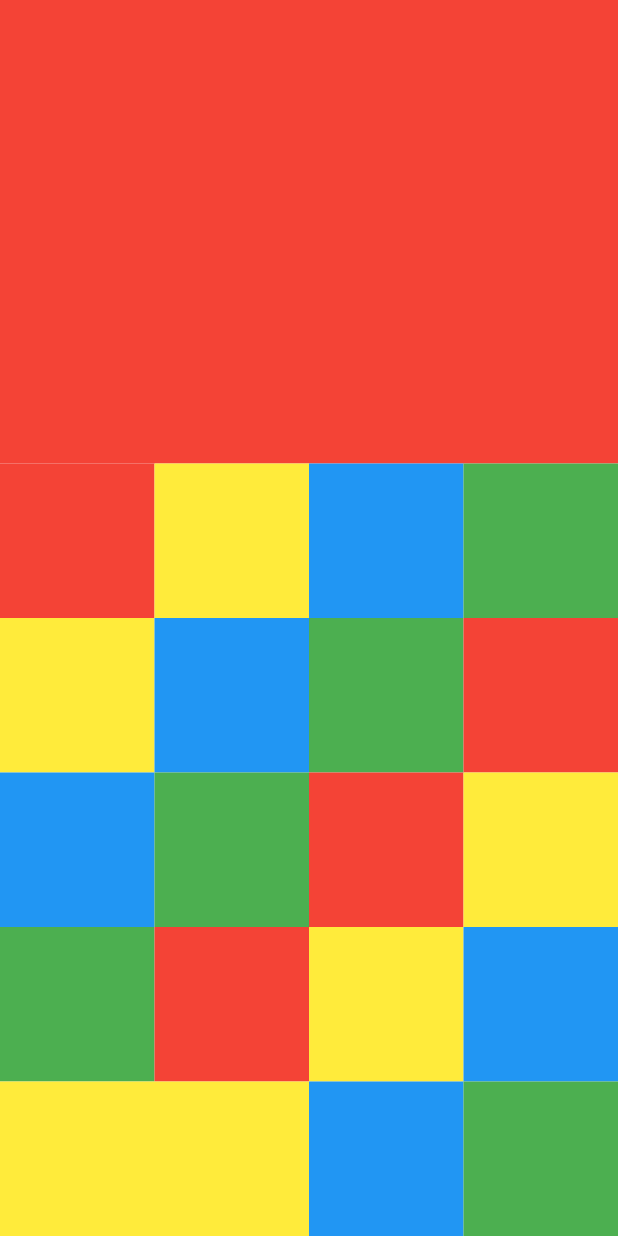
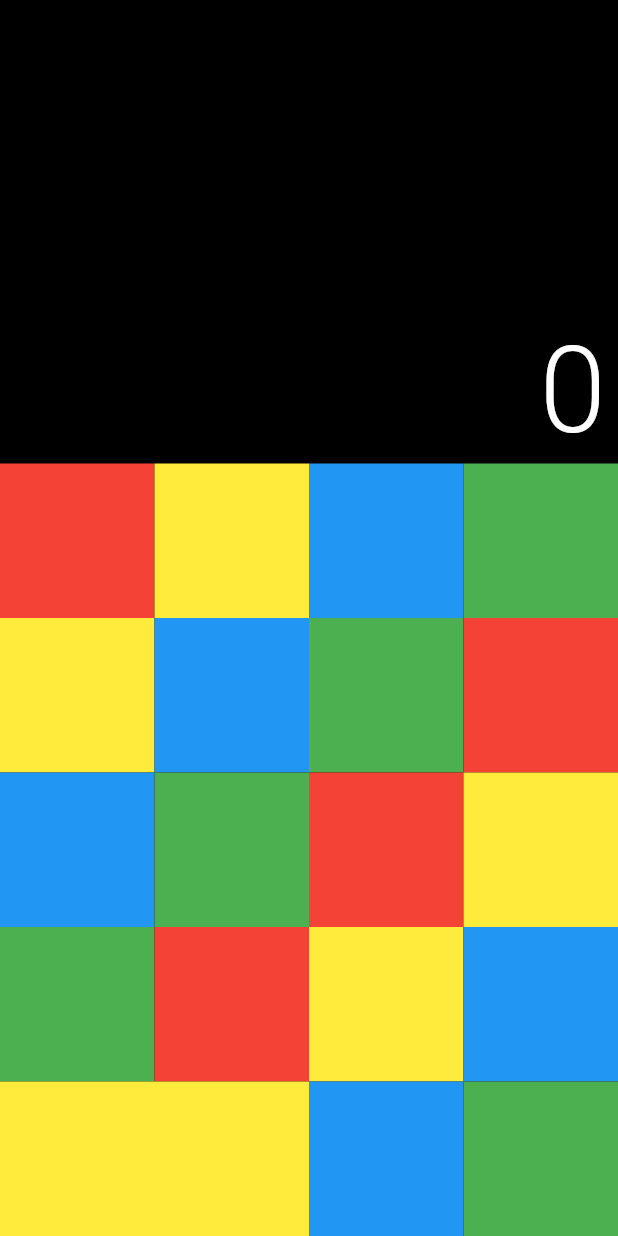
Before and after one commit to daduam/calculator, a Flutter app: the screen it shows after launch, on a phone screen of 412 x 824 dp. Run offline on Flutter 3.47's test engine with Material 2 defaults, Android fonts, the phone set to English and light mode, and no system bars; missing offline and left inert: spannable_grid.

Commit message:
style calculator text display (#9)

```diff
--- a/lib/pages/home/home.dart
+++ b/lib/pages/home/home.dart
@@ -8,14 +8,27 @@ class HomePage extends StatelessWidget {
   @override
   Widget build(BuildContext context) {
     return Scaffold(
+      backgroundColor: Colors.black,
       body: Column(
-        mainAxisAlignment: MainAxisAlignment.spaceEvenly,
         crossAxisAlignment: CrossAxisAlignment.stretch,
         children: [
           Expanded(
-            flex: 3,
+            flex: 2,
+            child: Container(),
+          ),
+          Expanded(
             child: Container(
-              decoration: BoxDecoration(color: Colors.red),
+              margin: EdgeInsets.all(8.0),
+              alignment: Alignment.bottomRight,
+              child: Text(
+                "0",
+                maxLines: 1,
+                style: TextStyle(
+                  color: Colors.white,
+                  fontSize: 80,
+                  fontWeight: FontWeight.w300,
+                ),
+              ),
             ),
           ),
           Expanded(
```
Also changed, not shown: pubspec.lock.
